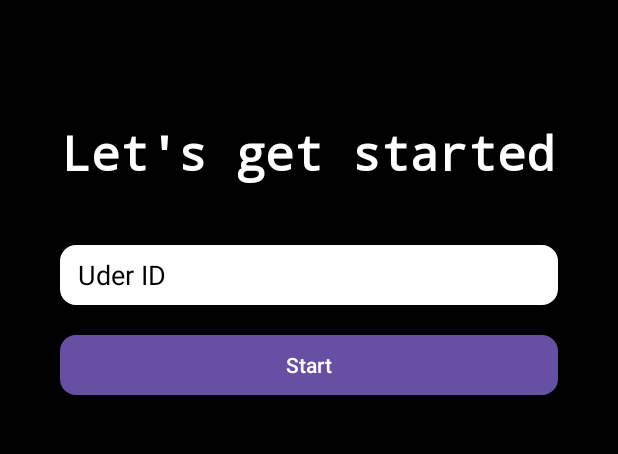
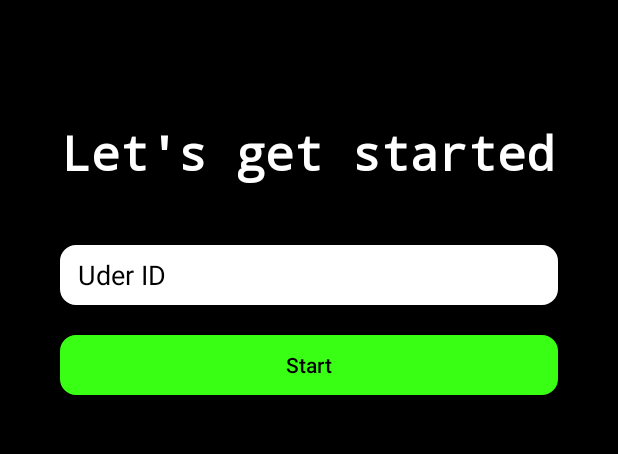
Before and after one commit to fsRakib/Visual_Chat, an Android app: the screen it shows after launch (MainActivity), on a phone screen of 412 x 824 dp, the part 365-819 px from its top. Run offline under Robolectric (Android 15) with nearby library versions, the phone set to English and light mode, and no system bars; libraries missing offline, so code that uses them is left out: com.zegocloud.uikit.

Commit message:
Status bar changes

```diff
--- a/app/src/main/java/com/example/visualchat/MainActivity.java
+++ b/app/src/main/java/com/example/visualchat/MainActivity.java
@@ -20,9 +20,10 @@ public class MainActivity extends AppCompatActivity {
         super.onCreate(savedInstanceState);
         setContentView(R.layout.activity_main);
 
+
+
         userIdEditText=findViewById(R.id.user_id_edit_text);
         startBtn=findViewById(R.id.start_btn);
-
 
         startBtn.setOnClickListener((v)->{
             String userId= userIdEditText.getText().toString().trim();
--- a/app/src/main/res/layout/activity_main.xml
+++ b/app/src/main/res/layout/activity_main.xml
@@ -12,7 +12,8 @@
     <ImageView
         android:layout_width="200dp"
         android:layout_height="200dp"
-        android:src="@drawable/baseline_video_call_24"/>
+        android:src="@drawable/baseline_video_call_24"
+        />
     <TextView
         android:layout_width="wrap_content"
         android:layout_height="wrap_content"
@@ -44,9 +45,11 @@
         android:layout_width="match_parent"
         android:layout_height="40dp"
         android:text="Start"
+        android:textColor="@color/black"
         android:layout_marginHorizontal="40dp"
         android:layout_marginTop="20dp"
         android:background="@drawable/rounded_corner"
+        app:backgroundTint="@color/green"
         android:id="@+id/start_btn"/>
 
 
--- a/app/src/main/res/values/colors.xml
+++ b/app/src/main/res/values/colors.xml
@@ -3,4 +3,5 @@
     <color name="black">#FF000000</color>
     <color name="white">#FFFFFFFF</color>
     <color name="green">#39ff14</color>
+    <color name="appBackground">#ff6200ee</color>
 </resources>
--- a/app/src/main/res/values/themes.xml
+++ b/app/src/main/res/values/themes.xml
@@ -3,6 +3,8 @@
     <style name="Base.Theme.VisualChat" parent="Theme.Material3.DayNight.NoActionBar">
         <!-- Customize your light theme here. -->
         <!-- <item name="colorPrimary">@color/my_light_primary</item> -->
+        <item name="colorPrimaryVariant">@color/appBackground</item>
+        <item name="android:statusBarColor" tools:targetApi="l">?attr/colorPrimaryVariant</item>
     </style>
 
     <style name="Theme.VisualChat" parent="Base.Theme.VisualChat" />
```
